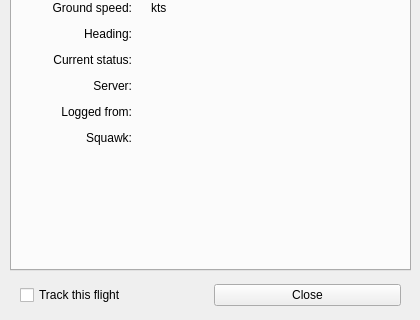
Qt form source/ui/resources/flightdetailswindow.ui (Vatsinator/vatsinator-legacy) before a commit; both pictures show x 0 to 420 and y 150 to 470 of the 420 by 470 pixel window.
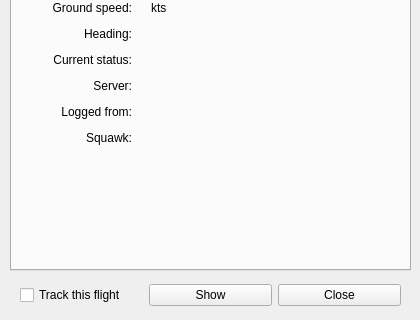
The same form after that commit. Icons and pictures are not drawn.

Commit message: Further development. - Added ATCListWindow; - in ATCDetailsWindow and FlightDetailsWindow: added "Show" button.

```diff
--- a/source/ui/resources/flightdetailswindow.ui
+++ b/source/ui/resources/flightdetailswindow.ui
@@ -761,6 +761,13 @@
       </property>
      </widget>
     </item>
+    <item>
+     <widget class="QPushButton" name="ShowButton">
+      <property name="text">
+       <string>Show</string>
+      </property>
+     </widget>
+    </item>
     <item>
      <widget class="QPushButton" name="CloseButton">
       <property name="text">
```
The commit also changes 21 other files.
